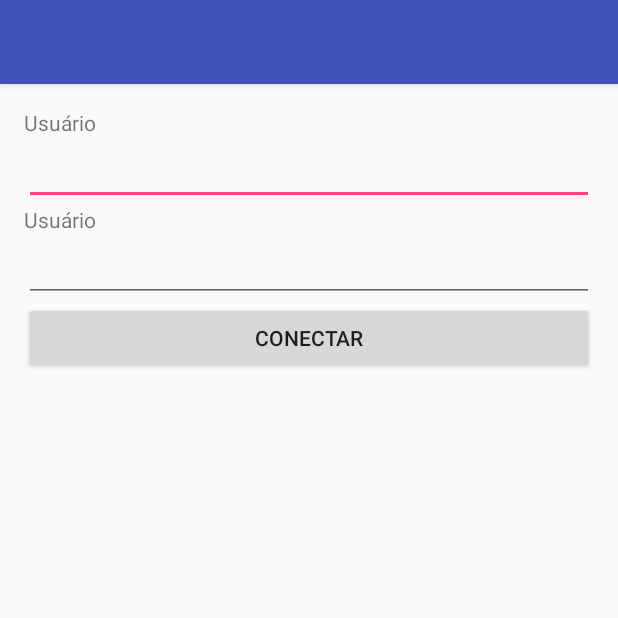
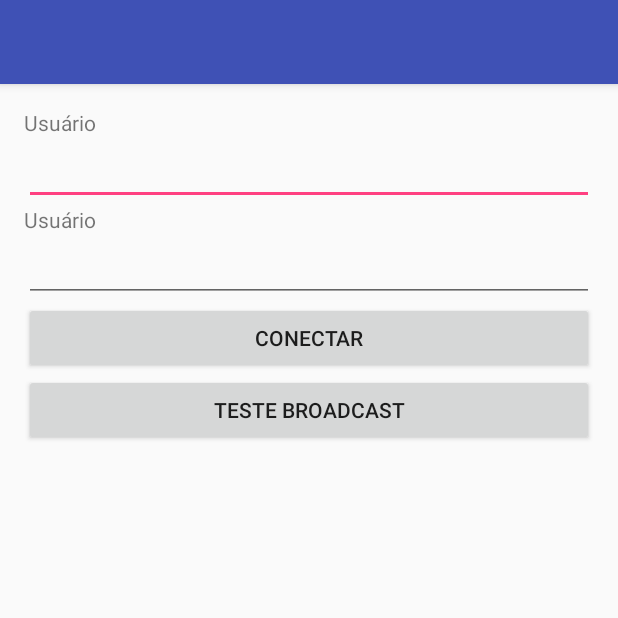
Before and after one commit to lndsilva/DemoIntentShift, an Android app: the screen it shows after launch (LoginActivity), on a phone screen of 412 x 824 dp, the top half of it. Run offline under Robolectric (Android 15) with nearby library versions, the phone set to English and light mode, and no system bars.

Commit message:
implementacao de broadcastreceiver

```diff
--- a/app/src/main/java/br/com/local/demointent/LoginActivity.java
+++ b/app/src/main/java/br/com/local/demointent/LoginActivity.java
@@ -61,4 +61,10 @@ public class LoginActivity extends AppCompatActivity {
                 break;
         }
     }
+
+    public void testeBroadcast(View v) {
+        Intent i = new Intent();
+        i.setAction("android.app.action.LOGIN_SUCESSO");
+        sendBroadcast(i);
+    }
 }
--- a/app/src/main/res/layout/activity_login.xml
+++ b/app/src/main/res/layout/activity_login.xml
@@ -4,34 +4,43 @@
     android:id="@+id/activity_login"
     android:layout_width="match_parent"
     android:layout_height="match_parent"
+    android:orientation="vertical"
     android:paddingBottom="@dimen/activity_vertical_margin"
     android:paddingLeft="@dimen/activity_horizontal_margin"
     android:paddingRight="@dimen/activity_horizontal_margin"
     android:paddingTop="@dimen/activity_vertical_margin"
-    android:orientation="vertical"
     tools:context="br.com.local.demointent.LoginActivity">
 
     <TextView
         android:layout_width="wrap_content"
         android:layout_height="wrap_content"
         android:text="Usuário" />
+
     <EditText
+        android:id="@+id/etLogin"
         android:layout_width="match_parent"
-        android:layout_height="wrap_content"
-        android:id="@+id/etLogin"/>
+        android:layout_height="wrap_content" />
+
     <TextView
         android:layout_width="wrap_content"
         android:layout_height="wrap_content"
         android:text="Usuário" />
+
     <EditText
+        android:id="@+id/etSenha"
         android:layout_width="match_parent"
         android:layout_height="wrap_content"
-        android:id="@+id/etSenha"
-        android:inputType="textPassword"/>
+        android:inputType="textPassword" />
 
     <Button
         android:layout_width="match_parent"
         android:layout_height="wrap_content"
         android:onClick="conectar"
-        android:text="Conectar"/>
+        android:text="Conectar" />
+
+    <Button
+        android:layout_width="match_parent"
+        android:layout_height="wrap_content"
+        android:onClick="testeBroadcast"
+        android:text="Teste Broadcast" />
 </LinearLayout>
```
Also changed, not shown: app/src/main/AndroidManifest.xml (+7 -0 lines), app/src/main/java/br/com/local/demointent/broadcastreceiver/MyReceiver.java (added, +17 -0 lines).
